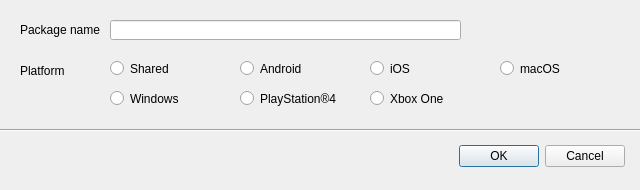
Qt form dev/Gems/CloudGemDynamicContent/Code/EditorPlugin/create_package.ui (aws/lumberyard) before a commit.
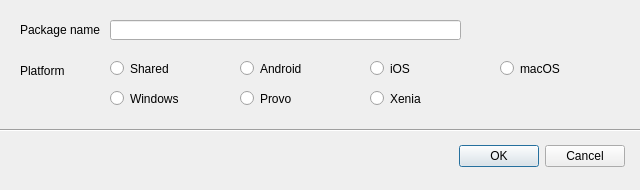
The same form after that commit.

What changed in the file:
```diff
--- a/dev/Gems/CloudGemDynamicContent/Code/EditorPlugin/create_package.ui
+++ b/dev/Gems/CloudGemDynamicContent/Code/EditorPlugin/create_package.ui
@@ -264,7 +264,7 @@
     </size>
    </property>
    <property name="text">
-    <string>PlayStation®4</string>
+    <string>Provo</string>
    </property>
    <attribute name="buttonGroup">
     <string notr="true">platformGroup</string>
@@ -292,7 +292,7 @@
     </size>
    </property>
    <property name="text">
-    <string>Xbox One</string>
+    <string>Xenia</string>
    </property>
    <attribute name="buttonGroup">
     <string notr="true">platformGroup</string>
```
Left out of the diff: 4 changed lines with no effect on the pictures.
